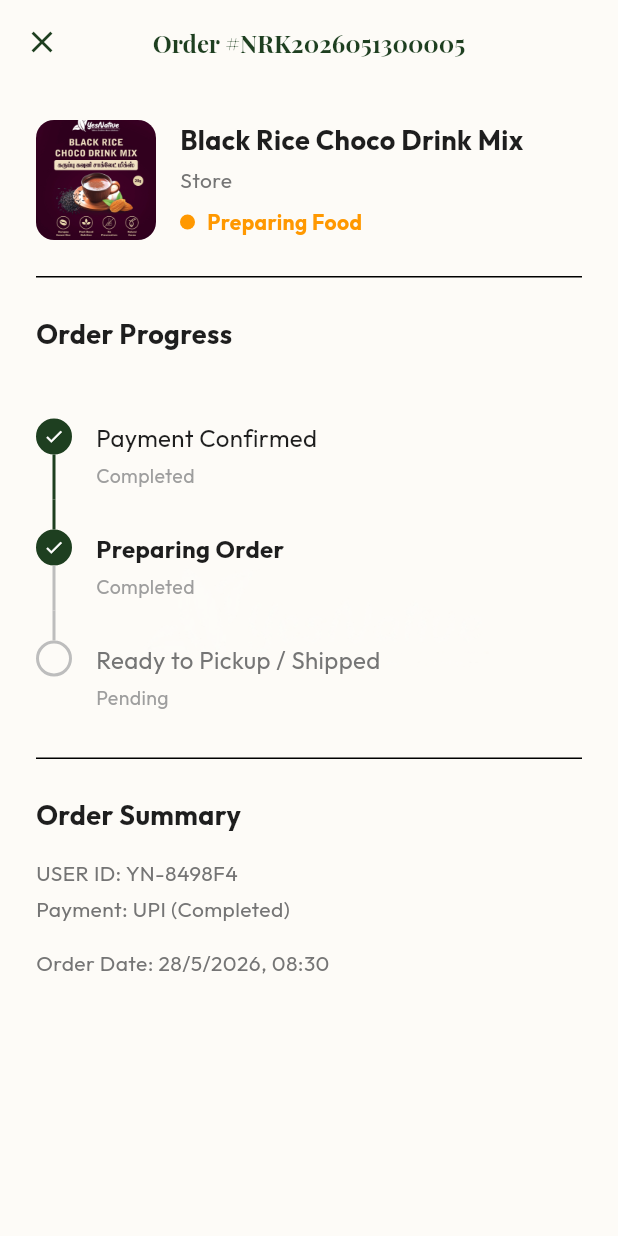
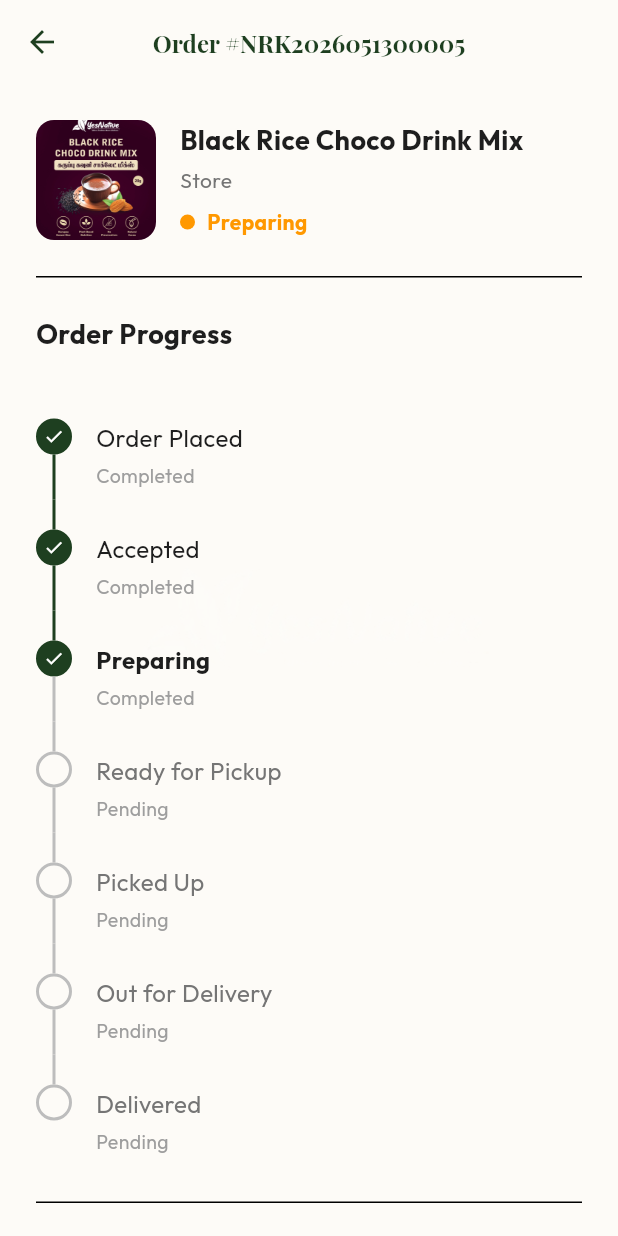
Before and after one commit to adornjim/yesnative.market, a Flutter app: the OrdersScreen screen opened by its route, after a tap on "VIEW DETAILS", on a phone screen of 412 x 824 dp. Run offline on Flutter 3.47's test engine with Material 3 defaults, Android fonts, the phone set to English and light mode, and no system bars; our stand-ins replace badges, firebase_auth, firebase_core, flutter_animate, flutter_riverpod, flutter_svg and 6 more; accounts and stored records are empty.

Commit message:
Updated UI and fixed merge conflicts

```diff
--- a/lib/models/order.dart
+++ b/lib/models/order.dart
@@ -2,24 +2,33 @@
 import 'product.dart';
 
 enum OrderStatus {
-  paymentConfirmed,
+  orderPlaced,
+  accepted,
   preparing,
-  readyToPickup,
-  completed,
+  readyForPickup,
+  pickedUp,
+  outForDelivery,
+  delivered,
   cancelled
 }
 
 extension OrderStatusExtension on OrderStatus {
   String get label {
     switch (this) {
-      case OrderStatus.paymentConfirmed:
-        return 'Payment Confirmed';
+      case OrderStatus.orderPlaced:
+        return 'Order Placed';
+      case OrderStatus.accepted:
+        return 'Accepted';
       case OrderStatus.preparing:
-        return 'Preparing Food';
-      case OrderStatus.readyToPickup:
-        return 'Ready to Pickup';
-      case OrderStatus.completed:
-        return 'Completed';
+        return 'Preparing';
+      case OrderStatus.readyForPickup:
+        return 'Ready for Pickup';
+      case OrderStatus.pickedUp:
+        return 'Picked Up';
+      case OrderStatus.outForDelivery:
+        return 'Out for Delivery';
+      case OrderStatus.delivered:
+        return 'Delivered';
       case OrderStatus.cancelled:
         return 'Cancelled';
     }
@@ -27,14 +36,20 @@
 
   int get progressIndex {
     switch (this) {
-      case OrderStatus.paymentConfirmed:
+      case OrderStatus.orderPlaced:
         return 0;
+      case OrderStatus.accepted:
+        return 1;
       case OrderStatus.preparing:
-        return 1;
-      case OrderStatus.readyToPickup:
         return 2;
-      case OrderStatus.completed:
+      case OrderStatus.readyForPickup:
         return 3;
+      case OrderStatus.pickedUp:
+        return 4;
+      case OrderStatus.outForDelivery:
+        return 5;
+      case OrderStatus.delivered:
+        return 6;
       case OrderStatus.cancelled:
         return -1;
     }
--- a/lib/providers/orders_provider.dart
+++ b/lib/providers/orders_provider.dart
@@ -4,7 +4,6 @@
 import 'package:uuid/uuid.dart';
 
 import '../models/order.dart';
-import '../models/product.dart';
 import 'products_provider.dart';
 
 class OrdersNotifier extends Notifier<List<Order>> {
@@ -34,7 +33,7 @@
         final dummyOrder = Order(
           id: _uuid.v4(),
           orderNumber: 'NRK2026051300005',
-          date: DateTime.now().subtract(const Duration(hours: 2)),
+          date: DateTime.now(),
           status: OrderStatus.preparing,
           totalAmount: 598.50,
           items: [
@@ -62,7 +61,7 @@
       id: _uuid.v4(),
       orderNumber: orderNum,
       date: now,
-      status: OrderStatus.paymentConfirmed, // New orders start as confirmed
+      status: OrderStatus.orderPlaced, // New orders start as placed
       totalAmount: totalAmount,
       items: items,
       addressId: addressId,
--- a/lib/screens/address/add_address_sheet.dart
+++ b/lib/screens/address/add_address_sheet.dart
@@ -1,7 +1,6 @@
 import 'package:flutter/material.dart';
 import 'package:flutter_riverpod/flutter_riverpod.dart';
 
-import '../../core/theme/app_colors.dart';
 import '../../core/theme/app_spacing.dart';
 import '../../models/address.dart';
 import '../../providers/address_provider.dart';
@@ -178,7 +177,7 @@
                     onSelected: (selected) {
                       if (selected) setState(() => _type = t);
                     },
-                    selectedColor: Theme.of(context).colorScheme.primary.withOpacity(0.2),
+                    selectedColor: Theme.of(context).colorScheme.primary.withValues(alpha: 0.2),
                     checkmarkColor: Theme.of(context).colorScheme.primary,
                   );
                 }).toList(),
@@ -190,7 +189,7 @@
                 title: const Text('Set as Default Address'),
                 value: _isDefault,
                 onChanged: (val) => setState(() => _isDefault = val),
-                activeColor: Theme.of(context).colorScheme.primary,
+                activeThumbColor: Theme.of(context).colorScheme.primary,
               ),
 
               AppSpacing.gapVlg,
--- a/lib/screens/address/saved_addresses_screen.dart
+++ b/lib/screens/address/saved_addresses_screen.dart
@@ -1,7 +1,6 @@
 import 'package:flutter/material.dart';
 import 'package:flutter_riverpod/flutter_riverpod.dart';
 
-import '../../core/theme/app_colors.dart';
 import '../../core/theme/app_spacing.dart';
 import '../../models/address.dart';
 import '../../providers/address_provider.dart';
@@ -80,7 +79,7 @@
         ),
         boxShadow: [
           BoxShadow(
-            color: Colors.black.withOpacity(0.05),
+            color: Colors.black.withValues(alpha: 0.05),
             blurRadius: 10,
             offset: const Offset(0, 4),
           ),
@@ -122,7 +121,7 @@
                       Container(
                         padding: const EdgeInsets.symmetric(horizontal: 8, vertical: 4),
                         decoration: BoxDecoration(
-                          color: Theme.of(context).colorScheme.primary.withOpacity(0.1),
+                          color: Theme.of(context).colorScheme.primary.withValues(alpha: 0.1),
                           borderRadius: BorderRadius.circular(8),
                         ),
                         child: Text(
--- a/lib/screens/checkout/checkout_screen.dart
+++ b/lib/screens/checkout/checkout_screen.dart
@@ -10,11 +10,7 @@
 import '../../models/order.dart';
 import '../../providers/orders_provider.dart';
 import '../address/add_address_sheet.dart';
-<<<<<<< Updated upstream
-=======
-import '../profile/my_orders_page.dart';
 
->>>>>>> Stashed changes
 class CheckoutScreen extends ConsumerStatefulWidget {
   const CheckoutScreen({super.key});
 
--- a/lib/screens/orders/order_details_screen.dart
+++ b/lib/screens/orders/order_details_screen.dart
@@ -16,15 +16,15 @@
   Widget build(BuildContext context, WidgetRef ref) {
     final orders = ref.watch(ordersProvider);
     final order = orders.firstWhere((o) => o.id == orderId, orElse: () => orders.first);
-    final dateFormat = DateFormat('dd/M/yyyy, HH:mm');
+    final dateFormat = DateFormat('dd/M/yyyy, HH:mm:ss');
     final firstItem = order.items.isNotEmpty ? order.items.first.product : null;
 
     return Scaffold(
       backgroundColor: Theme.of(context).scaffoldBackgroundColor,
       appBar: AppBar(
         leading: IconButton(
-          icon: const Icon(Icons.close),
-          onPressed: () => context.pop(),
+          icon: const Icon(Icons.arrow_back),
+          onPressed: () => context.go('/'),
         ),
         title: Text('Order #${order.orderNumber}', style: const TextStyle(fontWeight: FontWeight.bold, fontSize: 16)),
         backgroundColor: Theme.of(context).scaffoldBackgroundColor,
@@ -72,14 +72,14 @@
                             height: 10,
                             decoration: BoxDecoration(
                               shape: BoxShape.circle,
-                              color: order.status == OrderStatus.completed ? Colors.green : Colors.orange,
+                              color: order.status == OrderStatus.delivered ? Colors.green : Colors.orange,
                             ),
                           ),
                           const SizedBox(width: 8),
                           Text(
                             order.status.label,
                             style: TextStyle(
-                              color: order.status == OrderStatus.completed ? Colors.green : Colors.orange,
+                              color: order.status == OrderStatus.delivered ? Colors.green : Colors.orange,
                               fontWeight: FontWeight.bold,
                             ),
                           ),
@@ -125,9 +125,13 @@
 
     return Column(
       children: [
-        _buildTimelineStep(context, 'Payment Confirmed', 0, currentStepIndex, isFirst: true),
-        _buildTimelineStep(context, 'Preparing Order', 1, currentStepIndex),
-        _buildTimelineStep(context, 'Ready to Pickup / Shipped', 2, currentStepIndex, isLast: true),
+        _buildTimelineStep(context, 'Order Placed', 0, currentStepIndex, isFirst: true),
+        _buildTimelineStep(context, 'Accepted', 1, currentStepIndex),
+        _buildTimelineStep(context, 'Preparing', 2, currentStepIndex),
+        _buildTimelineStep(context, 'Ready for Pickup', 3, currentStepIndex),
+        _buildTimelineStep(context, 'Picked Up', 4, currentStepIndex),
+        _buildTimelineStep(context, 'Out for Delivery', 5, currentStepIndex),
+        _buildTimelineStep(context, 'Delivered', 6, currentStepIndex, isLast: true),
       ],
     );
   }
--- a/lib/screens/orders/orders_screen.dart
+++ b/lib/screens/orders/orders_screen.dart
@@ -60,7 +60,7 @@
   }
 
   Widget _buildOrderCard(BuildContext context, Order order) {
-    final dateFormat = DateFormat('dd/M/yyyy, HH:mm');
+    final dateFormat = DateFormat('dd/M/yyyy, HH:mm:ss');
     // For the UI we take the first product image
     final firstItem = order.items.isNotEmpty ? order.items.first.product : null;
 
@@ -69,12 +69,15 @@
 
     Color statusColor;
     switch (order.status) {
-      case OrderStatus.paymentConfirmed:
+      case OrderStatus.orderPlaced:
+      case OrderStatus.accepted:
       case OrderStatus.preparing:
-      case OrderStatus.readyToPickup:
+      case OrderStatus.readyForPickup:
+      case OrderStatus.pickedUp:
+      case OrderStatus.outForDelivery:
         statusColor = Colors.orange;
         break;
-      case OrderStatus.completed:
+      case OrderStatus.delivered:
         statusColor = Colors.green;
         break;
       case OrderStatus.cancelled:
@@ -135,11 +138,11 @@
                       Container(
                         padding: const EdgeInsets.symmetric(horizontal: 12, vertical: 6),
                         decoration: BoxDecoration(
-                          color: statusColor.withOpacity(0.1),
+                          color: statusColor.withValues(alpha: 0.1),
                           borderRadius: BorderRadius.circular(20),
                         ),
                         child: Text(
-                          order.status.name.toUpperCase(),
+                          order.status.label.toUpperCase(),
                           style: TextStyle(
                             color: statusColor,
                             fontWeight: FontWeight.bold,
--- a/lib/screens/product/product_details_screen.dart
+++ b/lib/screens/product/product_details_screen.dart
@@ -4,7 +4,6 @@
 import 'package:smooth_page_indicator/smooth_page_indicator.dart';
 
 import '../../core/theme/app_spacing.dart';
-import '../../models/product.dart';
 import '../../providers/products_provider.dart';
 import '../../providers/cart_provider.dart';
 import '../../providers/wishlist_provider.dart';
@@ -46,7 +45,7 @@
         leading: Padding(
           padding: const EdgeInsets.all(8.0),
           child: CircleAvatar(
-            backgroundColor: Theme.of(context).colorScheme.surface.withOpacity(0.9),
+            backgroundColor: Theme.of(context).colorScheme.surface.withValues(alpha: 0.9),
             child: IconButton(
               icon: const Icon(Icons.arrow_back, color: Colors.black),
               onPressed: () => context.pop(),
@@ -57,7 +56,7 @@
           Padding(
             padding: const EdgeInsets.all(8.0),
             child: CircleAvatar(
-              backgroundColor: Theme.of(context).colorScheme.surface.withOpacity(0.9),
+              backgroundColor: Theme.of(context).colorScheme.surface.withValues(alpha: 0.9),
               child: IconButton(
                 icon: Icon(
                   isFavorite ? Icons.favorite : Icons.favorite_border,
@@ -195,7 +194,7 @@
                 color: Theme.of(context).colorScheme.surface,
                 boxShadow: [
                   BoxShadow(
-                    color: Colors.black.withOpacity(0.05),
+                    color: Colors.black.withValues(alpha: 0.05),
                     offset: const Offset(0, -4),
                     blurRadius: 10,
                   ),
--- a/lib/screens/profile/profile_screen.dart
+++ b/lib/screens/profile/profile_screen.dart
@@ -136,10 +136,6 @@
                   _buildMenuItem(context, Icons.info_outline, 'About Us', () => context.push('/about')),
                   const Divider(height: 1),
                   _buildMenuItem(context, Icons.mail_outline, 'Contact Us', () => context.push('/contact')),
-                  const Divider(height: 1),
-                  _buildMenuItem(context, Icons.description_outlined, 'Terms & Conditions', () {}),
-                  const Divider(height: 1),
-                  _buildMenuItem(context, Icons.verified_user_outlined, 'Privacy Policy', () {}),
                 ],
               ),
             ),
--- a/lib/widgets/product_card.dart
+++ b/lib/widgets/product_card.dart
@@ -63,7 +63,7 @@
                       final isFavorite = ref.watch(wishlistProvider).contains(product.id);
                       return Container(
                         decoration: BoxDecoration(
-                          color: Theme.of(context).colorScheme.surface.withOpacity(0.9),
+                          color: Theme.of(context).colorScheme.surface.withValues(alpha: 0.9),
                           shape: BoxShape.circle,
                           boxShadow: const [
                             BoxShadow(color: Colors.black12, blurRadius: 4, offset: Offset(0, 2)),
```
